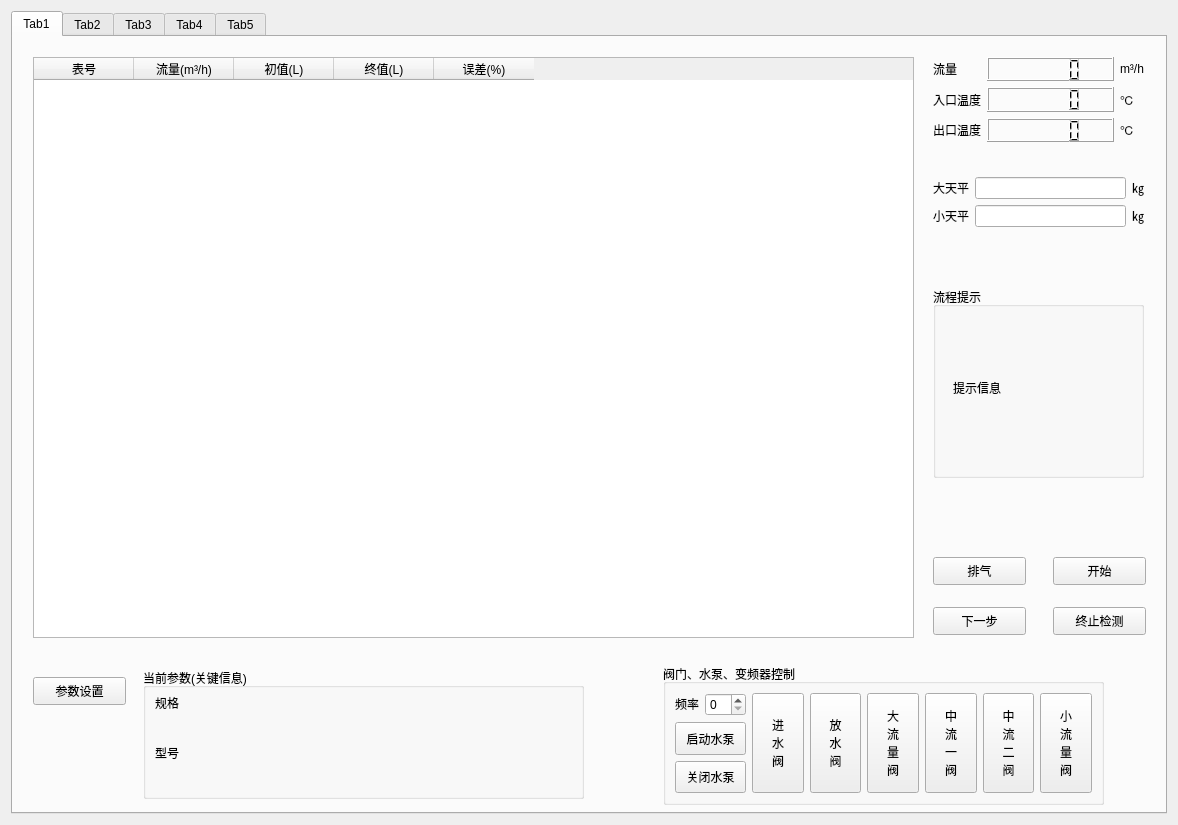
This is source/weightMethod/weightmethod.ui in flimmy78/qtverify as Qt 5 draws it before an edit. The edited form follows.
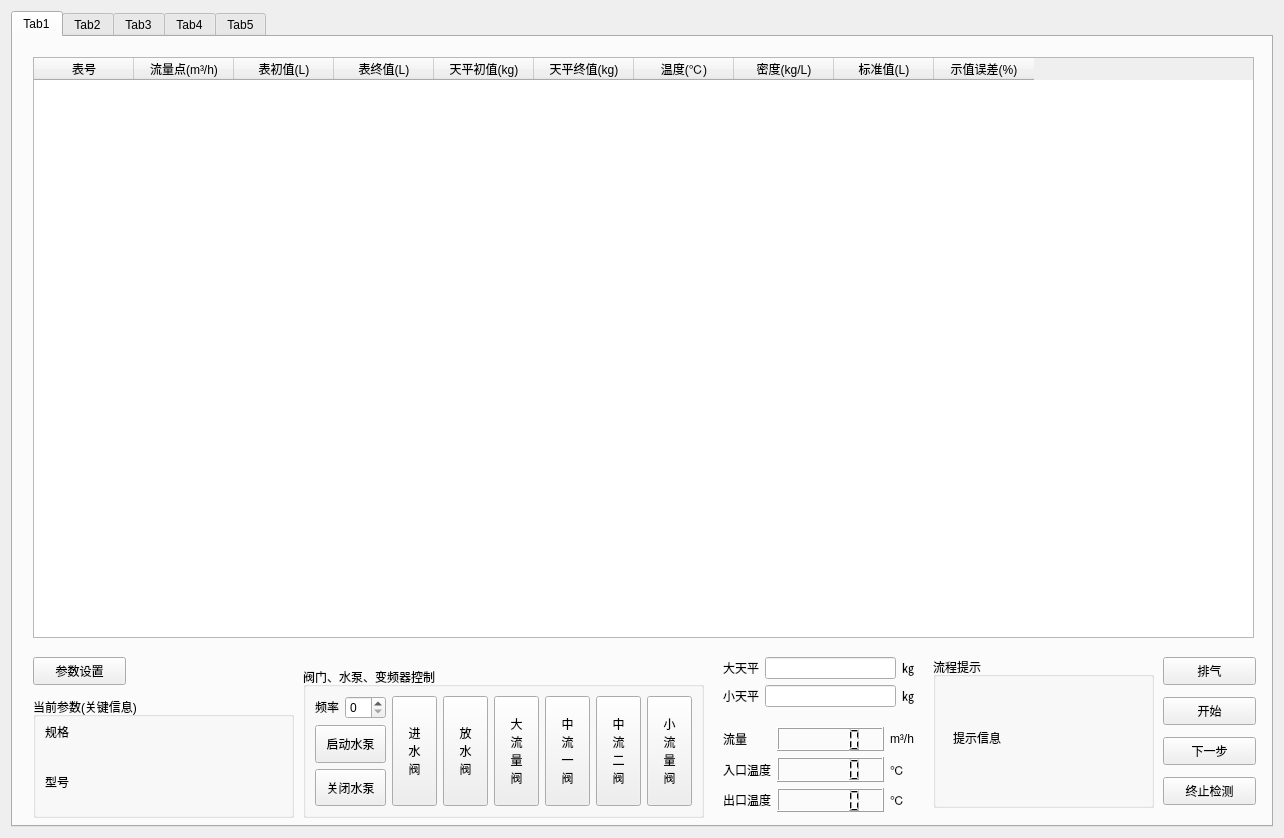
This is the edited form.

Patch:
```diff
--- a/source/weightMethod/weightmethod.ui
+++ b/source/weightMethod/weightmethod.ui
@@ -6,8 +6,8 @@
    <rect>
     <x>0</x>
     <y>0</y>
-    <width>1178</width>
-    <height>825</height>
+    <width>1284</width>
+    <height>838</height>
    </rect>
   </property>
   <property name="windowTitle">
@@ -27,7 +27,7 @@
        <property name="geometry">
         <rect>
          <x>20</x>
-         <y>640</y>
+         <y>620</y>
          <width>93</width>
          <height>28</height>
         </rect>
@@ -45,10 +45,10 @@
       <widget class="QGroupBox" name="groupBox">
        <property name="geometry">
         <rect>
-         <x>130</x>
-         <y>631</y>
-         <width>441</width>
-         <height>131</height>
+         <x>20</x>
+         <y>660</y>
+         <width>261</width>
+         <height>121</height>
         </rect>
        </property>
        <property name="title">
@@ -84,10 +84,10 @@
       <widget class="QGroupBox" name="groupBox_2">
        <property name="geometry">
         <rect>
-         <x>650</x>
-         <y>627</y>
-         <width>441</width>
-         <height>141</height>
+         <x>290</x>
+         <y>630</y>
+         <width>401</width>
+         <height>151</height>
         </rect>
        </property>
        <property name="title">
@@ -251,7 +251,7 @@
         <rect>
          <x>20</x>
          <y>20</y>
-         <width>881</width>
+         <width>1221</width>
          <height>581</height>
         </rect>
        </property>
@@ -262,30 +262,55 @@
        </column>
        <column>
         <property name="text">
-         <string>流量(m³/h)</string>
+         <string>流量点(m³/h)</string>
         </property>
        </column>
        <column>
         <property name="text">
-         <string>初值(L)</string>
+         <string>表初值(L)</string>
         </property>
        </column>
        <column>
         <property name="text">
-         <string>终值(L)</string>
+         <string>表终值(L)</string>
         </property>
        </column>
        <column>
         <property name="text">
-         <string>误差(%)</string>
+         <string>天平初值(kg)</string>
+        </property>
+       </column>
+       <column>
+        <property name="text">
+         <string>天平终值(kg)</string>
+        </property>
+       </column>
+       <column>
+        <property name="text">
+         <string>温度(℃)</string>
+        </property>
+       </column>
+       <column>
+        <property name="text">
+         <string>密度(kg/L)</string>
+        </property>
+       </column>
+       <column>
+        <property name="text">
+         <string>标准值(L)</string>
+        </property>
+       </column>
+       <column>
+        <property name="text">
+         <string>示值误差(%)</string>
         </property>
        </column>
       </widget>
       <widget class="QPushButton" name="btnExhaust">
        <property name="geometry">
         <rect>
-         <x>920</x>
-         <y>520</y>
+         <x>1150</x>
+         <y>620</y>
          <width>93</width>
          <height>28</height>
         </rect>
@@ -297,8 +322,8 @@
       <widget class="QPushButton" name="btnStart">
        <property name="geometry">
         <rect>
-         <x>1040</x>
-         <y>520</y>
+         <x>1150</x>
+         <y>660</y>
          <width>93</width>
          <height>28</height>
         </rect>
@@ -310,8 +335,8 @@
       <widget class="QPushButton" name="btnStop">
        <property name="geometry">
         <rect>
-         <x>1040</x>
-         <y>570</y>
+         <x>1150</x>
+         <y>740</y>
          <width>93</width>
          <height>28</height>
         </rect>
@@ -324,9 +349,9 @@
        <property name="geometry">
         <rect>
          <x>920</x>
-         <y>250</y>
-         <width>211</width>
-         <height>191</height>
+         <y>620</y>
+         <width>221</width>
+         <height>151</height>
         </rect>
        </property>
        <property name="title">
@@ -337,8 +362,8 @@
          <rect>
           <x>20</x>
           <y>20</y>
-          <width>171</width>
-          <height>161</height>
+          <width>151</width>
+          <height>121</height>
          </rect>
         </property>
         <property name="text">
@@ -349,9 +374,9 @@
       <widget class="QWidget" name="layoutWidget">
        <property name="geometry">
         <rect>
-         <x>920</x>
-         <y>20</y>
-         <width>211</width>
+         <x>710</x>
+         <y>690</y>
+         <width>191</width>
          <height>85</height>
         </rect>
        </property>
@@ -518,9 +543,9 @@
       <widget class="QWidget" name="layoutWidget">
        <property name="geometry">
         <rect>
-         <x>920</x>
-         <y>140</y>
-         <width>211</width>
+         <x>710</x>
+         <y>620</y>
+         <width>191</width>
          <height>51</height>
         </rect>
        </property>
@@ -608,8 +633,8 @@
       <widget class="QPushButton" name="btnNext">
        <property name="geometry">
         <rect>
-         <x>920</x>
-         <y>570</y>
+         <x>1150</x>
+         <y>700</y>
          <width>93</width>
          <height>28</height>
         </rect>
```
Left out of the diff: 3 changed lines with no effect on the pictures.
